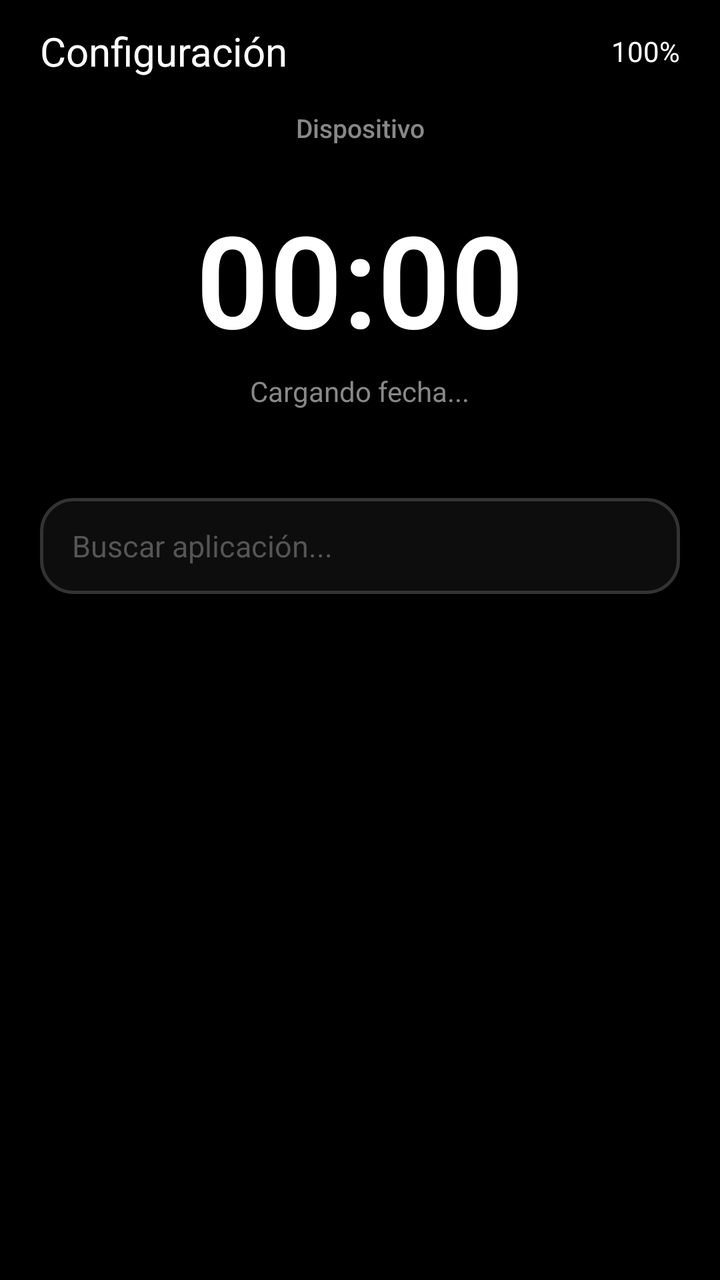
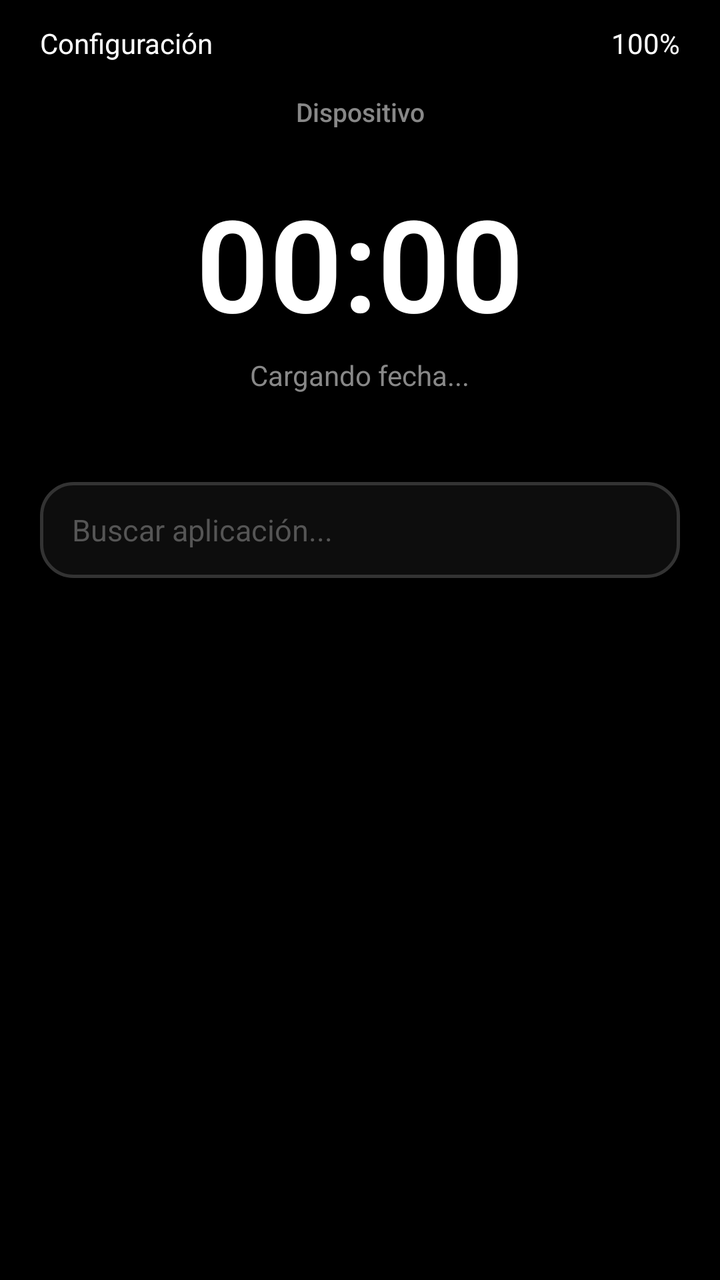

Before-and-after screenshots of an Android layout around one commit, followed by the original layout XML and the change that was made.
<!-- AndroidManifest.xml: application theme Theme.ShellScreen -->
<!-- res/layout/activity_main.xml -->
<?xml version="1.0" encoding="utf-8"?>
<LinearLayout xmlns:android="http://schemas.android.com/apk/res/android"
    android:id="@+id/rootLayout"
    android:layout_width="match_parent"
    android:layout_height="match_parent"
    android:background="#000000"
    android:orientation="vertical"
    android:paddingLeft="20dp"
    android:paddingRight="20dp"
    android:paddingBottom="20dp"
    android:paddingTop="12dp">

    
    <LinearLayout
        android:layout_width="match_parent"
        android:layout_height="wrap_content"
        android:orientation="horizontal"
        android:gravity="center_vertical"
        android:layout_marginBottom="16dp">

        <TextView
            android:id="@+id/btnIconConfig"
            android:layout_width="0dp"
            android:layout_height="wrap_content"
            android:layout_weight="1"
            android:text="@string/cfg_titulo"
            android:textColor="#FFFFFF"
            android:textSize="20sp"
            android:gravity="start"
            android:clickable="true"
            android:focusable="true" />

        <TextView
            android:id="@+id/txtBateria"
            android:layout_width="0dp"
            android:layout_height="wrap_content"
            android:layout_weight="1"
            android:text="100%"
            android:textColor="#FFFFFF"
            android:textSize="14sp"
            android:fontFamily="sans-serif"
            android:gravity="end" />
    </LinearLayout>

    
    <TextView
        android:id="@+id/txtDispositivo"
        android:layout_width="match_parent"
        android:layout_height="wrap_content"
        android:text="Dispositivo"
        android:textColor="#888888"
        android:textSize="13sp"
        android:fontFamily="sans-serif-medium"
        android:gravity="center"
        android:layout_marginBottom="24dp" />

    
    <LinearLayout
        android:layout_width="match_parent"
        android:layout_height="wrap_content"
        android:orientation="vertical"
        android:gravity="center"
        android:layout_marginBottom="24dp">

        <TextView android:id="@+id/txtRelojWidget" android:layout_width="wrap_content" android:layout_height="wrap_content" android:text="00:00" android:textColor="#FFFFFF" android:textSize="64sp" android:fontFamily="sans-serif-light" android:textStyle="bold" />
        <TextView android:id="@+id/txtFechaWidget" android:layout_width="wrap_content" android:layout_height="wrap_content" android:text="Cargando fecha..." android:textColor="#888888" android:textSize="14sp" android:fontFamily="sans-serif" android:layout_marginTop="4dp" />
    </LinearLayout>

    
    <LinearLayout
        android:id="@+id/layoutFavoritos"
        android:layout_width="match_parent"
        android:layout_height="wrap_content"
        android:orientation="horizontal"
        android:weightSum="3"
        android:layout_marginBottom="20dp">
    </LinearLayout>

    
    <LinearLayout
        android:layout_width="match_parent"
        android:layout_height="48dp"
        android:background="@drawable/burbuja_app"
        android:orientation="horizontal"
        android:gravity="center_vertical"
        android:paddingHorizontal="16dp"
        android:layout_marginBottom="16dp">

        <EditText
            android:id="@+id/inputTerminal"
            android:layout_width="match_parent"
            android:layout_height="match_parent"
            android:background="@null"
            android:hint="@string/hint_buscar"
            android:textColorHint="#555555"
            android:textColor="#FFFFFF"
            android:textSize="15sp"
            android:fontFamily="sans-serif"
            android:inputType="textNoSuggestions"
            android:importantForAutofill="no" />
    </LinearLayout>

    
    <ScrollView
        android:layout_width="match_parent"
        android:layout_height="0dp"
        android:layout_weight="1"
        android:fillViewport="true">

        <LinearLayout
            android:id="@+id/layoutListaApps"
            android:layout_width="match_parent"
            android:layout_height="wrap_content"
            android:orientation="vertical">
        </LinearLayout>
    </ScrollView>

</LinearLayout>
<!-- resources referenced by this layout -->
<resources>
  <!-- drawable burbuja_app (drawable) -->
  <?xml version="1.0" encoding="utf-8"?>
  <shape xmlns:android="http://schemas.android.com/apk/res/android"
      android:shape="rectangle">
      <solid android:color="#0D0D0D" />
      <corners android:radius="16dp" />
      <stroke android:width="1.5dp" android:color="#333333" />
  </shape>
  <string name="cfg_titulo">Configuración</string>
  <string name="hint_buscar">Buscar aplicación...</string>
  <style name="Theme.ShellScreen" parent="Base.Theme.ShellScreen" />
  <style name="Base.Theme.ShellScreen" parent="Theme.Material3.DayNight.NoActionBar">
      </style>
</resources>

<!-- the commit's change to res/layout/activity_main.xml (unified diff, before → after) -->
@@ -25,7 +25,6 @@
             android:layout_weight="1"
             android:text="@string/cfg_titulo"
             android:textColor="#FFFFFF"
-            android:textSize="20sp"
             android:gravity="start"
             android:clickable="true"
             android:focusable="true" />
